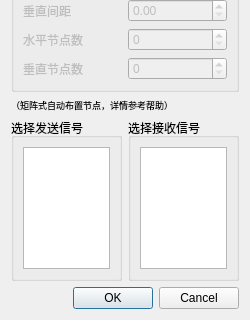
The window that addnode.ui (starpicke/ICS-system-opt) describes before a commit, drawn with Qt 5; both pictures show x 0 to 250 and y 238 to 558 of the 250 by 558 pixel window.
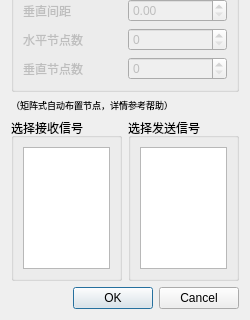
The same window after the commit.

The edit to the form file:
```diff
--- a/addnode.ui
+++ b/addnode.ui
@@ -125,7 +125,7 @@
    <item row="4" column="0">
     <widget class="QGroupBox" name="sendGroupBox">
      <property name="title">
-      <string>选择发送信号</string>
+      <string>选择接收信号</string>
      </property>
      <property name="checkable">
       <bool>false</bool>
@@ -143,7 +143,7 @@
    <item row="4" column="1">
     <widget class="QGroupBox" name="receiveGroupBox">
      <property name="title">
-      <string>选择接收信号</string>
+      <string>选择发送信号</string>
      </property>
      <property name="checkable">
       <bool>false</bool>
```
